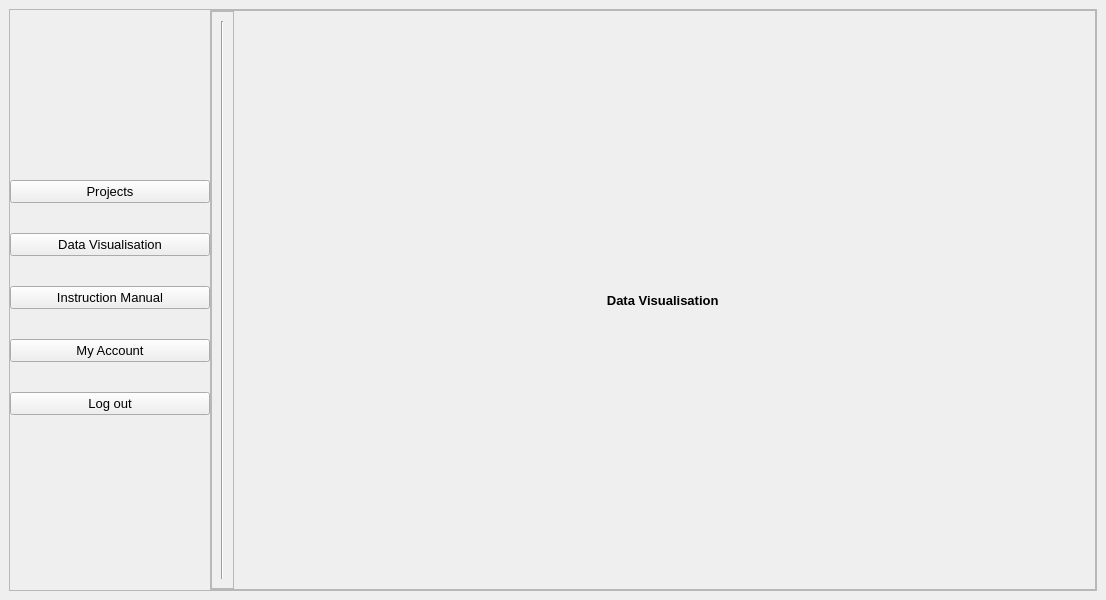
Above: GUI/allProjects.ui from Ericaan/studio5_webscraping_app before the change. Below: the same form after it.
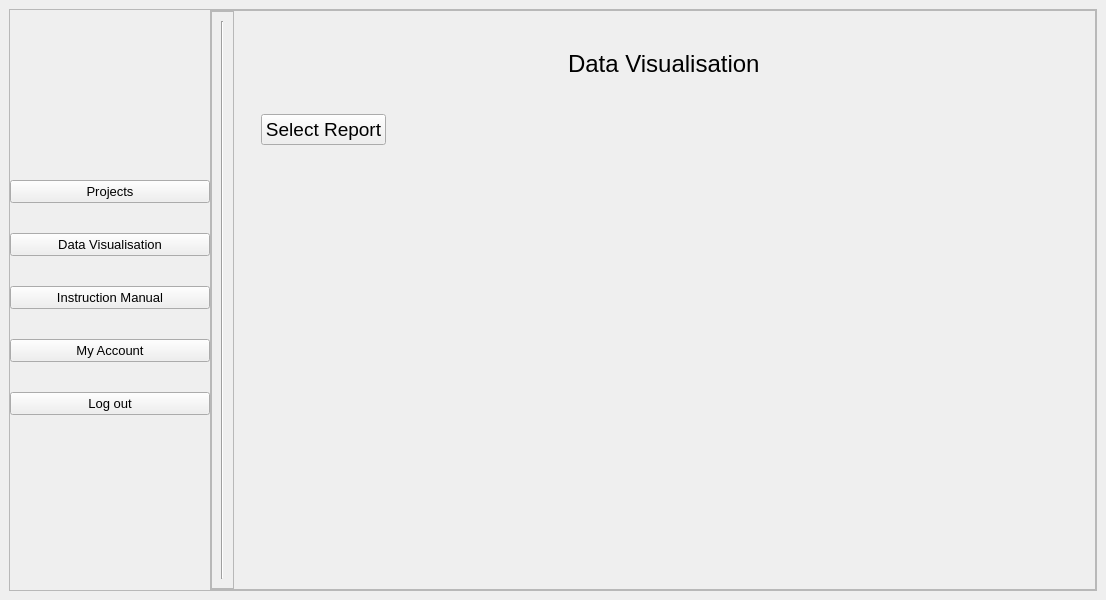
That is the form after the change. The open tabs and pages were chosen to show the change.

Commit message: data-visualisation tab updated

```diff
--- a/GUI/allProjects.ui
+++ b/GUI/allProjects.ui
@@ -372,20 +372,68 @@
             <widget class="QWidget" name="DataVisualisation">
              <layout class="QVBoxLayout" name="verticalLayout_5">
               <item>
-               <widget class="QLabel" name="label_2">
-                <property name="font">
-                 <font>
-                  <pointsize>10</pointsize>
-                  <weight>75</weight>
-                  <bold>true</bold>
-                 </font>
-                </property>
-                <property name="text">
-                 <string>Data Visualisation </string>
-                </property>
-                <property name="alignment">
-                 <set>Qt::AlignCenter</set>
-                </property>
+               <widget class="QWidget" name="widget_4" native="true">
+                <layout class="QVBoxLayout" name="verticalLayout_8">
+                 <item alignment="Qt::AlignTop">
+                  <widget class="QWidget" name="widget_5" native="true">
+                   <property name="minimumSize">
+                    <size>
+                     <width>0</width>
+                     <height>70</height>
+                    </size>
+                   </property>
+                   <property name="font">
+                    <font>
+                     <pointsize>18</pointsize>
+                    </font>
+                   </property>
+                   <layout class="QVBoxLayout" name="verticalLayout_13">
+                    <item alignment="Qt::AlignHCenter">
+                     <widget class="QLabel" name="label_2">
+                      <property name="text">
+                       <string>Data Visualisation</string>
+                      </property>
+                     </widget>
+                    </item>
+                   </layout>
+                  </widget>
+                 </item>
+                 <item alignment="Qt::AlignLeft|Qt::AlignTop">
+                  <widget class="QWidget" name="widget_6" native="true">
+                   <property name="sizePolicy">
+                    <sizepolicy hsizetype="Preferred" vsizetype="Expanding">
+                     <horstretch>0</horstretch>
+                     <verstretch>0</verstretch>
+                    </sizepolicy>
+                   </property>
+                   <property name="font">
+                    <font>
+                     <pointsize>14</pointsize>
+                    </font>
+                   </property>
+                   <layout class="QVBoxLayout" name="verticalLayout_14">
+                    <item>
+                     <widget class="QPushButton" name="select_report_dv_button">
+                      <property name="text">
+                       <string>Select Report</string>
+                      </property>
+                     </widget>
+                    </item>
+                   </layout>
+                  </widget>
+                 </item>
+                 <item>
+                  <widget class="QWidget" name="widget_7" native="true">
+                   <property name="sizePolicy">
+                    <sizepolicy hsizetype="Preferred" vsizetype="Expanding">
+                     <horstretch>0</horstretch>
+                     <verstretch>0</verstretch>
+                    </sizepolicy>
+                   </property>
+                   <layout class="QVBoxLayout" name="verticalLayout_15"/>
+                  </widget>
+                 </item>
+                </layout>
                </widget>
               </item>
              </layout>
```
Left out of the diff: 7 changed lines with no effect on the pictures. The commit also changes 2 other files.
